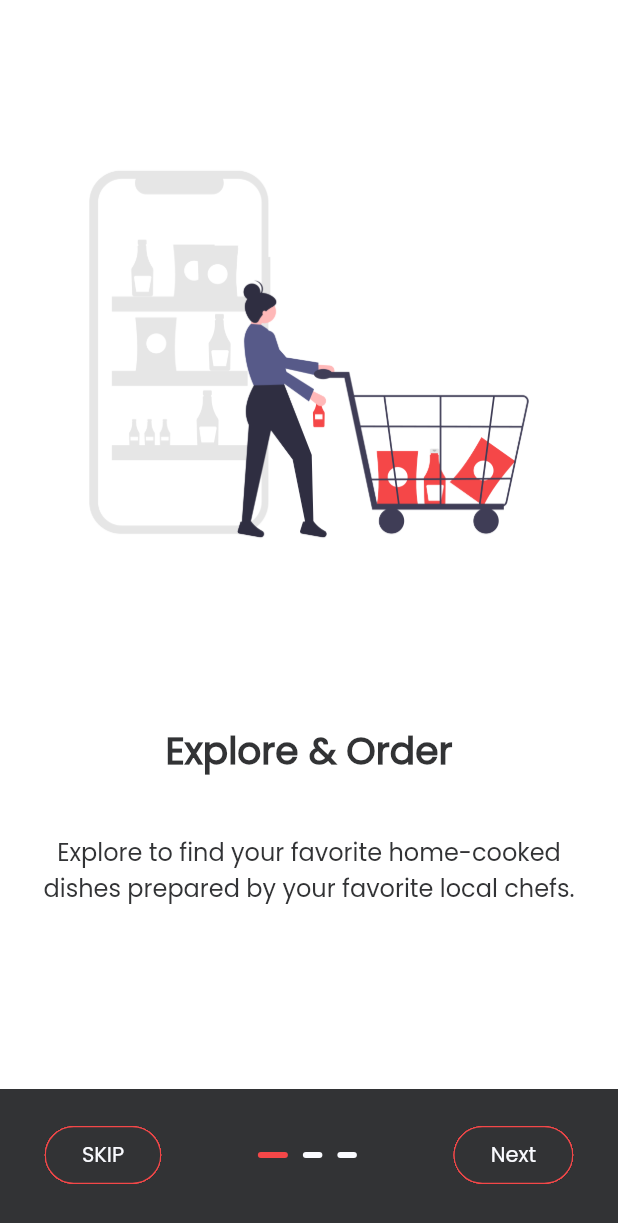
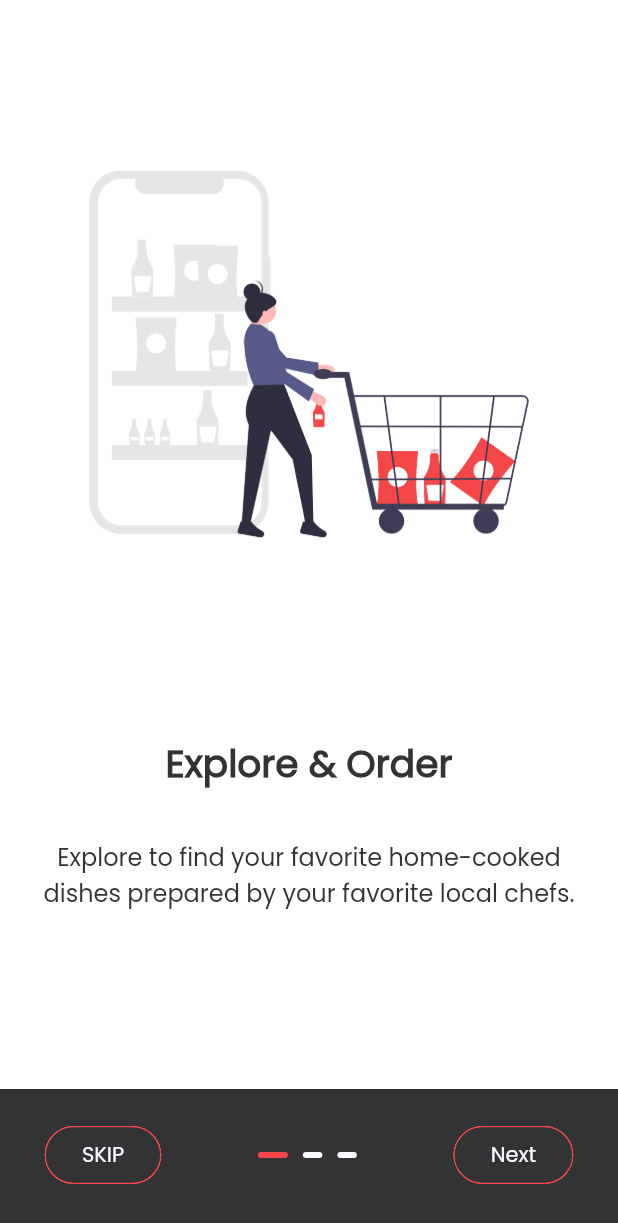
Before and after one commit to JamiuJimoh/Morsmat, a Flutter app: the screen it shows after launch, on a phone screen of 412 x 824 dp. Shown: the top 1223 px of the screen. Run offline on Flutter 3.47's test engine with Material 2 defaults, Android fonts, the phone set to English and light mode, and no system bars; our stand-ins replace firebase_auth, firebase_core, google_sign_in; missing offline and left inert: flutter_login_facebook; accounts and stored records are empty.

Commit message:
fixing onboarding text ui

```diff
--- a/lib/app/onboarding/slider_tile.dart
+++ b/lib/app/onboarding/slider_tile.dart
@@ -1,5 +1,4 @@
 import 'package:flutter/material.dart';
-import 'package:morsmat/constants.dart';
 
 class SliderTile extends StatelessWidget {
   final String imageString;
@@ -25,7 +24,7 @@ class SliderTile extends StatelessWidget {
         ),
         Expanded(
           child: Padding(
-            padding: const EdgeInsets.all(20.0),
+            padding: const EdgeInsets.all(29.0),
             child: Column(
               mainAxisAlignment: MainAxisAlignment.spaceEvenly,
               children: <Widget>[
```
